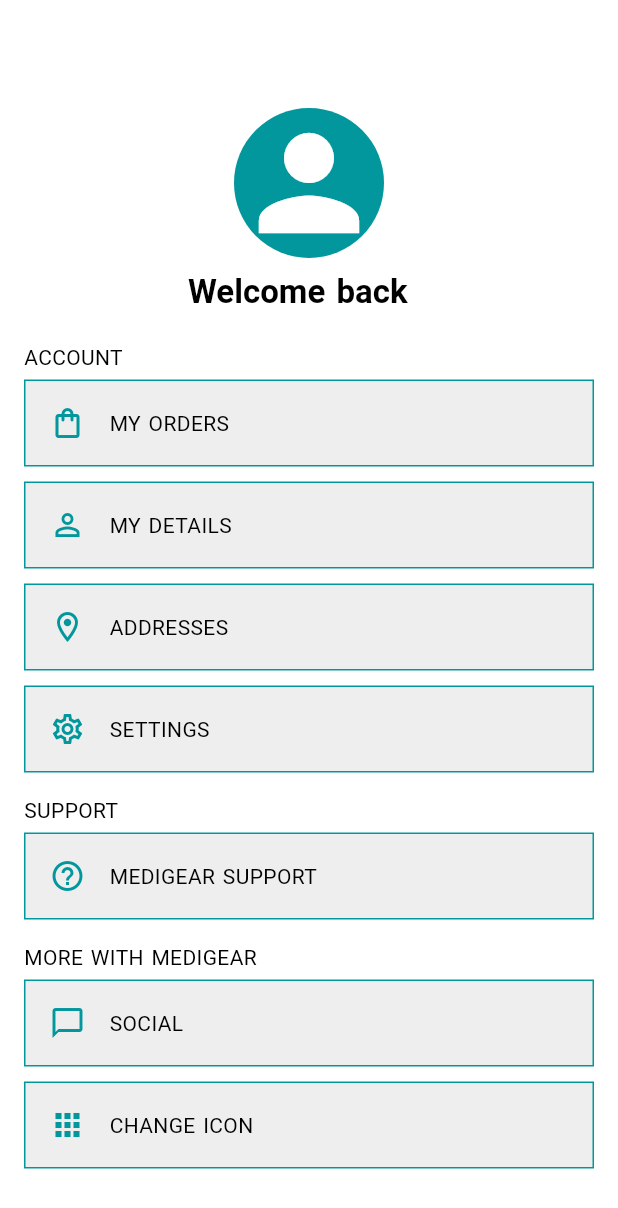
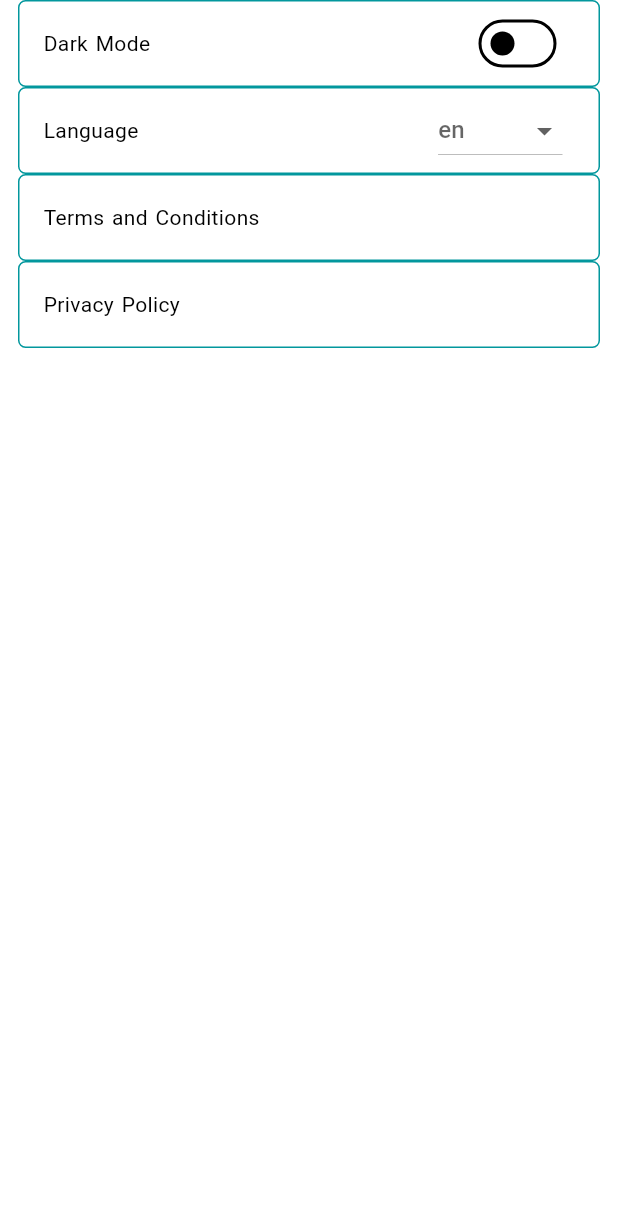
Before and after one commit to abdsyd/MediGear, a Flutter app: the ProfileTab screen opened by its route, after a tap on "SETTINGS", on a phone screen of 412 x 824 dp. Shown: the top 1208 px of the screen. Run offline on Flutter 3.47's test engine with Material 2 defaults, Android fonts, the phone set to English and light mode, and no system bars; our stand-ins replace get, get_storage, loading_animation_widget, otp_text_field, timer_count_down; accounts and stored records are empty; network calls fail.

Commit message:
added settings.dart

```diff
--- a/lib/constants/routes_name.dart
+++ b/lib/constants/routes_name.dart
@@ -13,6 +13,7 @@ class AppRoute {
   static const String wishlistTab = "/wishlistTab";
   static const String profileTab = "/profileTab";
   static const String products = "/products";
+  static const String settings = "/settings";
 
 
 }
--- a/lib/controllers/theme_controller.dart
+++ b/lib/controllers/theme_controller.dart
@@ -8,7 +8,7 @@ class ThemeController extends GetxController {
   bool _switchValue = Get.isDarkMode;
   bool get switchValue => _switchValue;
 
-  void updateTheme(bool value) {
+  void updateTheme() {
     if (Get.isDarkMode) {
       Get.changeThemeMode(ThemeMode.light);
       _switchValue = false;
--- a/lib/locale.dart
+++ b/lib/locale.dart
@@ -3,7 +3,12 @@ import 'package:get/get.dart';
 class MyTranslation extends Translations {
   @override
   Map<String, Map<String, String>> get keys => {
-        'ar': {},
+        'ar': {
+          'Terms and Conditions':'hii',
+          'Privacy Policy':'hiii',
+          'Language':'hhii',
+          'Dark Mode':'hihi',
+        },
         'en': {
           'WELCOME': "WELCOME",
           'Welcome to MediGear  Where Dental Tools and Quality Meet! Explore our collection and elevate your dental practice today.':
@@ -45,6 +50,12 @@ class MyTranslation extends Translations {
           "MORE WITH MEDIGEAR":"MORE WITH MEDIGEAR",
           "SOCIAL":"SOCIAL",
           "CHANGE ICON":"CHANGE ICON",
+          'Terms and Conditions':'Terms and Conditions',
+          'Privacy Policy':'Privacy Policy',
+          'Language':'Language',
+          'Dark Mode':'Dark Mode',
+          "Arabic ":"Arabic ",
+          "English ":"English ",
         }
       };
 }
--- a/lib/routes.dart
+++ b/lib/routes.dart
@@ -13,6 +13,7 @@ import 'package:hunter/views/home/products_view.dart';
 import 'package:hunter/views/auth/login_view.dart';
 import 'package:hunter/views/auth/register_otp.dart';
 import 'package:hunter/views/auth/register_view.dart';
+import 'package:hunter/views/home/settings.dart';
 import 'package:hunter/views/welcome_view.dart';
 
 List<GetPage<dynamic>> routes = [
@@ -72,4 +73,8 @@ List<GetPage<dynamic>> routes = [
     name: AppRoute.products,
     page: () => ProductsView(),
   ),
+  GetPage(
+    name: AppRoute.settings,
+    page: () => const Settings(),
+  ),
 ];
--- a/lib/views/home/bnb_tabs/profile_tab.dart
+++ b/lib/views/home/bnb_tabs/profile_tab.dart
@@ -1,6 +1,7 @@
 import 'package:flutter/material.dart';
 import 'package:get/get.dart';
 import 'package:hunter/constants/colors.dart';
+import 'package:hunter/constants/routes_name.dart';
 //import 'package:image_picker/image_picker.dart';
 import 'package:hunter/controllers/home/bnb_tabs/profile_controller.dart';
 import 'package:hunter/controllers/home/home_controller.dart';
@@ -20,7 +21,7 @@ class ProfileTab extends StatelessWidget {
         elevation: 0,
       ),
       body: ListView(
-        padding: const EdgeInsets.all(16.0),
+        padding: const EdgeInsets.symmetric(horizontal: 15.0),
         children:  [
           const CircleAvatar(
             radius: 50,
@@ -50,7 +51,9 @@ class ProfileTab extends StatelessWidget {
             title: "ADDRESSES".tr,
           ),
           ProfileButton(
-            onPressed: (){},
+            onPressed: (){
+              Get.toNamed(AppRoute.settings);
+            },
             icon: Icons.settings_outlined,
             title: "SETTINGS".tr,
           ),
--- /dev/null
+++ b/lib/views/home/settings.dart
@@ -0,0 +1,96 @@
+import 'package:flutter/material.dart';
+import 'package:get/get.dart';
+import 'package:hunter/constants/colors.dart';
+import 'package:hunter/controllers/local_controller.dart';
+import 'package:hunter/controllers/theme_controller.dart';
+
+class Settings extends StatelessWidget {
+  const Settings({super.key});
+
+  @override
+  Widget build(BuildContext context) {
+    LocaleController localeController = LocaleController();
+
+    return Scaffold(
+      body: SafeArea(
+        child: ListView(
+          padding: const EdgeInsets.symmetric(horizontal: 12,),
+          children: [
+            GetBuilder<ThemeController>(builder: (controller) {
+              return ListTile(
+              shape: RoundedRectangleBorder(
+              side:  const BorderSide(color: AppColors.myPrimary,),
+    borderRadius: BorderRadius.circular(5),
+    ),
+                title: Text(
+                  'Dark Mode',
+                  style: Theme.of(context).textTheme.bodyMedium,
+                ),
+                trailing: Switch(
+                  value: Get.isDarkMode,
+                  onChanged: (value) {
+                    controller.updateTheme();
+                  },
+                ),
+              );
+            }),
+            ListTile(
+            shape: RoundedRectangleBorder(
+            side:  const BorderSide(color: AppColors.myPrimary,),
+            borderRadius: BorderRadius.circular(5),
+            ),
+              title: Text(
+                'Language'.tr,
+                style: Theme.of(context).textTheme.bodyMedium,
+              ),
+              trailing: DropdownButton(
+                hint: Text(
+                  localeController.getCurrentLanguageLabel(),
+                ),
+                onChanged: (newValue) {
+                  localeController.updateLocale(newValue!);
+                },
+                items: [
+                  DropdownMenuItem(
+                    value: "ar",
+                    child: Text("Arabic ".tr),
+                  ),
+                  DropdownMenuItem(
+                    value: "en",
+                    child: Text("English ".tr),
+                  ),
+                ],
+              ),
+            ),
+            ListTile(
+              shape: RoundedRectangleBorder(
+                side:  const BorderSide(color: AppColors.myPrimary,),
+                borderRadius: BorderRadius.circular(5),
+              ),
+              title: Text(
+                'Terms and Conditions'.tr,
+                style: Theme.of(context).textTheme.bodyMedium,
+              ),
+              onTap: () {
+                // Navigate to the Terms and Conditions screen
+              },
+            ),
+            ListTile(
+    shape: RoundedRectangleBorder(
+    side:  const BorderSide(color: AppColors.myPrimary,),
+    borderRadius: BorderRadius.circular(5),
+    ),
+              title: Text(
+                'Privacy Policy'.tr,
+                style: Theme.of(context).textTheme.bodyMedium,
+              ),
+              onTap: () {
+                // Navigate to the Privacy Policy screen
+              },
+            ),
+          ],
+        ),
+      ),
+    );
+  }
+}
--- a/lib/widgets/profile_button.dart
+++ b/lib/widgets/profile_button.dart
@@ -19,7 +19,7 @@ class ProfileButton extends StatelessWidget {
         color: Colors.grey.shade200,
       ),
       child: ListTile(
-        onTap: (){},
+        onTap: onPressed,
         iconColor: AppColors.myPrimary,
         titleTextStyle: Theme.of(context).textTheme.bodyMedium,
         leading:  Icon(icon),
```
